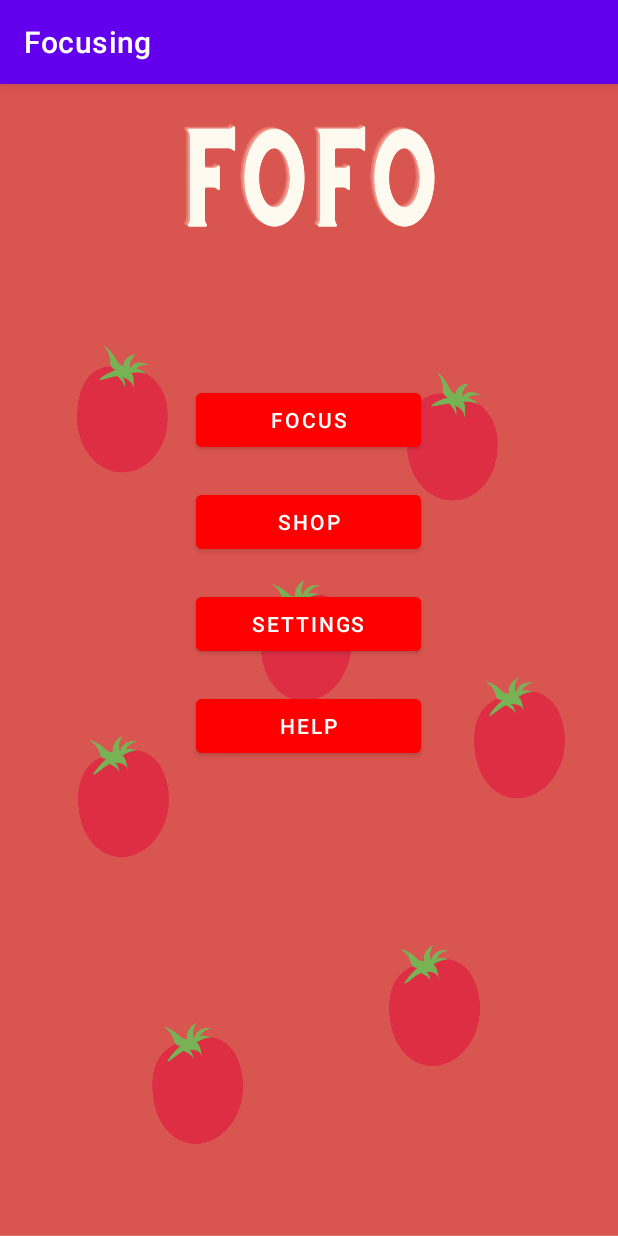
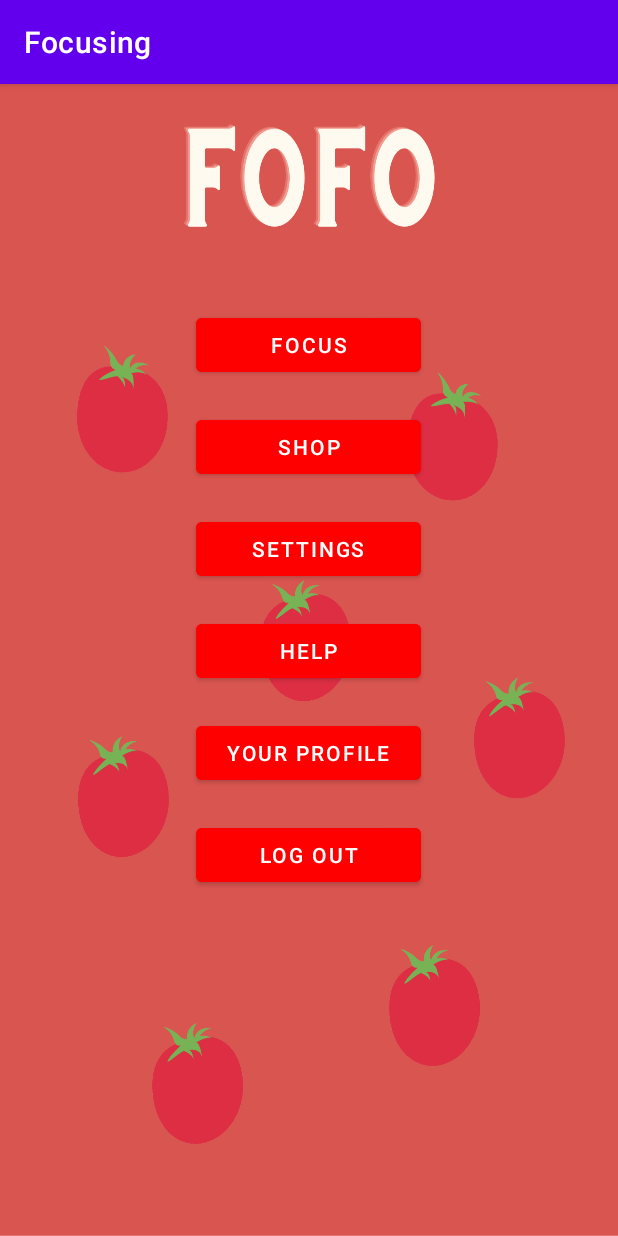
Before and after one commit to Snowable-GA/Focusing_App, an Android app: the DashBoard screen opened directly, with no data from a screen before it, on a phone screen of 412 x 824 dp. Run offline under Robolectric (Android 15) with nearby library versions, the phone set to English and light mode, and no system bars.

Commit message:
11.03.2022 9:04PM GMT+7 Authentication: Profile -> Done

```diff
--- a/app/src/main/AndroidManifest.xml
+++ b/app/src/main/AndroidManifest.xml
@@ -14,6 +14,9 @@
         android:roundIcon="@mipmap/ic_launcher_round"
         android:supportsRtl="true"
         android:theme="@style/Theme.Focusing">
+        <activity
+            android:name=".Profile"
+            android:exported="false" />
         <activity
             android:name=".RateApp"
             android:exported="false" />
--- a/app/src/main/java/com/example/focusing/DashBoard.java
+++ b/app/src/main/java/com/example/focusing/DashBoard.java
@@ -8,18 +8,19 @@ import android.view.View;
 import android.widget.Button;
 
 public class DashBoard extends AppCompatActivity {
-    Button btn_Focus;
-    Button btn_Shop;
-    Button btn_Settings;
-    Button btn_Help;
+    Button btn_focus;
+    Button btn_shop;
+    Button btn_settings;
+    Button btn_help;
+    Button btn_profile;
 
     @Override
     protected void onCreate(Bundle savedInstanceState) {
         super.onCreate(savedInstanceState);
         setContentView(R.layout.activity_dash_board);
 
-        btn_Focus = findViewById(R.id.btn_focus);
-        btn_Focus.setOnClickListener(new View.OnClickListener() {
+        btn_focus = findViewById(R.id.btn_focus);
+        btn_focus.setOnClickListener(new View.OnClickListener() {
             @Override
             public void onClick(View view) {
                 Intent intent = new Intent(DashBoard.this, Focus.class);
@@ -27,8 +28,8 @@ public class DashBoard extends AppCompatActivity {
             }
         });
 
-        btn_Shop = findViewById(R.id.btn_shop);
-        btn_Shop.setOnClickListener(new View.OnClickListener() {
+        btn_shop = findViewById(R.id.btn_shop);
+        btn_shop.setOnClickListener(new View.OnClickListener() {
             @Override
             public void onClick(View view) {
                 Intent intent = new Intent(DashBoard.this, Shop.class);
@@ -36,8 +37,8 @@ public class DashBoard extends AppCompatActivity {
             }
         });
 
-        btn_Settings = findViewById(R.id.btn_settings);
-        btn_Settings.setOnClickListener(new View.OnClickListener() {
+        btn_settings = findViewById(R.id.btn_settings);
+        btn_settings.setOnClickListener(new View.OnClickListener() {
             @Override
             public void onClick(View view) {
                 Intent intent = new Intent(DashBoard.this, Settings.class);
@@ -45,13 +46,22 @@ public class DashBoard extends AppCompatActivity {
             }
         });
 
-        btn_Help = findViewById(R.id.btn_help);
-        btn_Help.setOnClickListener(new View.OnClickListener() {
+        btn_help = findViewById(R.id.btn_help);
+        btn_help.setOnClickListener(new View.OnClickListener() {
             @Override
             public void onClick(View view) {
                 Intent intent = new Intent(DashBoard.this, Help.class);
                 startActivity(intent);
             }
         });
+
+        btn_profile = findViewById(R.id.btn_profile);
+        btn_profile.setOnClickListener(new View.OnClickListener() {
+            @Override
+            public void onClick(View view) {
+                Intent intent = new Intent(DashBoard.this, Profile.class);
+                startActivity(intent);
+            }
+        });
     }
 }
--- a/app/src/main/res/layout/activity_dash_board.xml
+++ b/app/src/main/res/layout/activity_dash_board.xml
@@ -13,7 +13,7 @@
         android:layout_height="wrap_content"
         android:text="FOCUS"
         android:backgroundTint="#FF0000"
-        android:layout_marginTop="200dp"
+        android:layout_marginTop="150dp"
         android:layout_centerHorizontal="true"/>
 
     <Button
@@ -46,4 +46,24 @@
         android:layout_marginTop="20dp"
         android:layout_centerHorizontal="true"/>
 
+    <Button
+        android:id="@+id/btn_profile"
+        android:layout_width="150dp"
+        android:layout_height="wrap_content"
+        android:text="YOUR PROFILE"
+        android:backgroundTint="#FF0000"
+        android:layout_below="@id/btn_help"
+        android:layout_marginTop="20dp"
+        android:layout_centerHorizontal="true"/>
+
+    <Button
+        android:id="@+id/btn_logout"
+        android:layout_width="150dp"
+        android:layout_height="wrap_content"
+        android:text="LOG OUT"
+        android:backgroundTint="#FF0000"
+        android:layout_below="@id/btn_profile"
+        android:layout_marginTop="20dp"
+        android:layout_centerHorizontal="true"/>
+
 </RelativeLayout>
```
Also changed, not shown: app/src/main/java/com/example/focusing/Profile.java (added, +57 -0 lines), app/src/main/java/com/example/focusing/User.java (+4 -24 lines), app/src/main/res/layout/activity_profile.xml (added, +56 -0 lines), app/src/main/res/drawable/pomodoro_profile.png (added).
